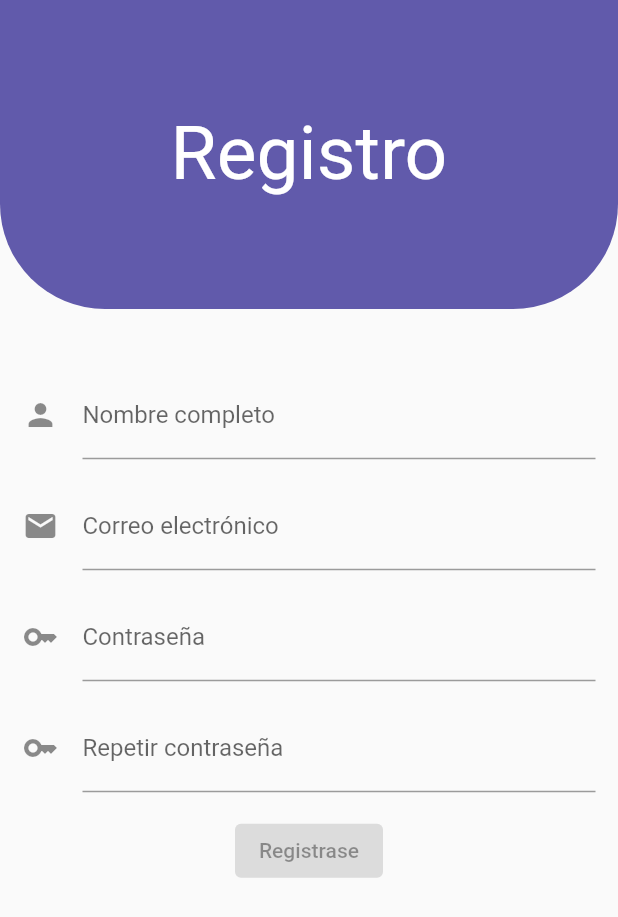
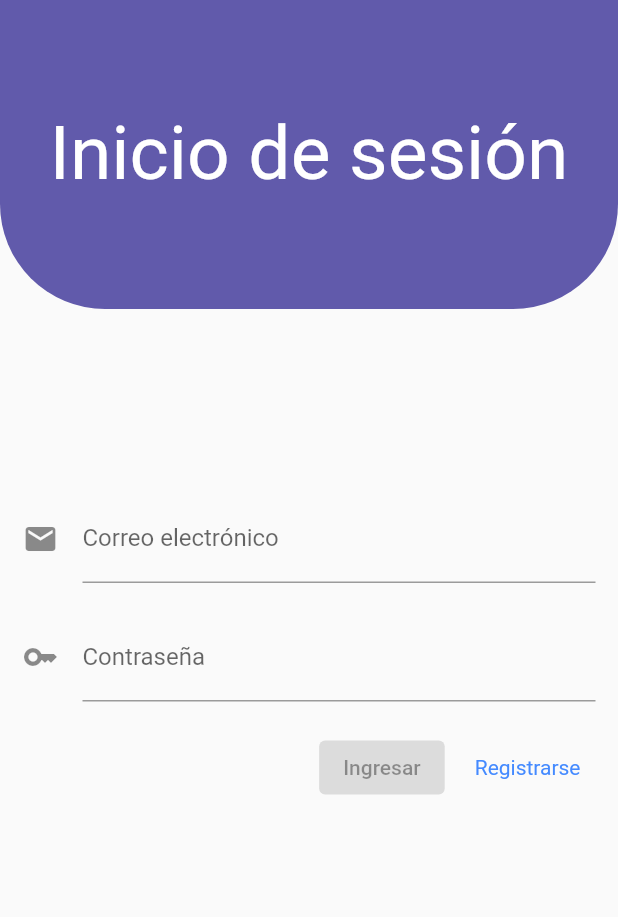
Before and after one commit to betodez/note, a Flutter app: the screen it shows after launch, on a phone screen of 412 x 824 dp. Shown: the top 917 px of the screen. Run offline on Flutter 3.47's test engine with Material 2 defaults, Android fonts, the phone set to English and light mode, and no system bars.

```diff
--- a/lib/main.dart
+++ b/lib/main.dart
@@ -9,11 +9,13 @@ class NoteApp extends StatelessWidget {
 
   @override
   Widget build(BuildContext context) {
-    return const MaterialApp(
+    return MaterialApp(
       debugShowCheckedModeBanner: false,
-      home: Scaffold(
-        body: Registrar(),
-      ),
+      initialRoute: 'login',
+      routes: {
+        'login': (_) => const Login(),
+        'registrar': (_) => const Registrar(),
+      },
     );
   }
 }
--- a/lib/screens/login.dart
+++ b/lib/screens/login.dart
@@ -8,7 +8,8 @@ class Login extends StatelessWidget {
   @override
   Widget build(BuildContext context) {
     double height = MediaQuery.of(context).size.height;
-    return Background(
+    return Scaffold(
+      body: Background(
           title: 'Inicio de sesión',
           widget: SingleChildScrollView(
             child: Container(
@@ -42,7 +43,7 @@ class Login extends StatelessWidget {
                         width: 20,
                       ),
                       GestureDetector(
-                      onTap: null,
+                        onTap: () => Navigator.pushNamed(context, 'registrar'),
                         child: const Text(
                           'Registrarse',
                           style: TextStyle(color: Colors.blueAccent),
@@ -56,6 +57,7 @@ class Login extends StatelessWidget {
                 ],
               ),
             ),
-        ));
+          )),
+    );
   }
 }
--- a/lib/screens/registrar.dart
+++ b/lib/screens/registrar.dart
@@ -9,7 +9,8 @@ class Registrar extends StatelessWidget {
   Widget build(BuildContext context) {
     const double separacion = 15;
     double height = MediaQuery.of(context).size.height;
-    return Background(
+    return Scaffold(
+      body: Background(
         title: 'Registro',
         widget: SingleChildScrollView(
           child: Container(
@@ -43,8 +44,10 @@ class Registrar extends StatelessWidget {
                   obscureText: true,
                 ),
                 const SizedBox(height: separacion),
-              const ElevatedButton(onPressed: null, child: Text('Registrase')),
+                const ElevatedButton(
+                    onPressed: null, child: Text('Registrase')),
               ],
+            ),
           ),
         ),
       ),
```
Lines whose indentation alone changed are shown as unchanged.
